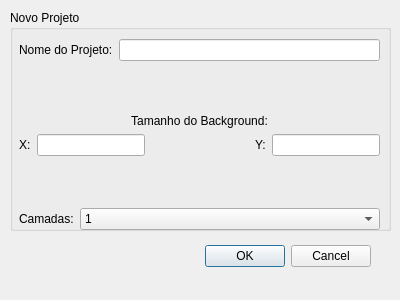
Above: BGTool/newprojectdialog.ui from renatolond/DsTools before the change. Below: the same form after it.
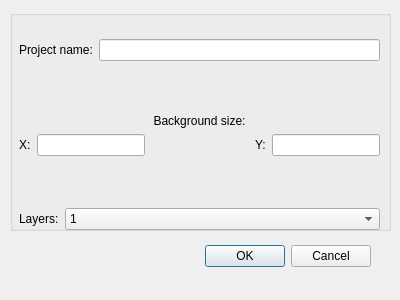
That is the form after the change.

```diff
--- a/BGTool/newprojectdialog.ui
+++ b/BGTool/newprojectdialog.ui
@@ -38,9 +38,6 @@
      <height>221</height>
     </rect>
    </property>
-   <property name="title">
-    <string>Novo Projeto</string>
-   </property>
    <widget class="QWidget" name="gridLayoutWidget">
     <property name="geometry">
      <rect>
@@ -56,7 +53,7 @@
        <item>
         <widget class="QLabel" name="lb_project_name">
          <property name="text">
-          <string>Nome do Projeto:</string>
+          <string>Project name:</string>
          </property>
         </widget>
        </item>
@@ -105,7 +102,7 @@
      <item row="2" column="0">
       <widget class="QLabel" name="lb_bg_size">
        <property name="text">
-        <string>Tamanho do Background:</string>
+        <string>Background size:</string>
        </property>
        <property name="alignment">
         <set>Qt::AlignCenter</set>
@@ -136,7 +133,7 @@
           </sizepolicy>
          </property>
          <property name="text">
-          <string>Camadas:</string>
+          <string>Layers:</string>
          </property>
         </widget>
        </item>
```
Left out of the diff: 2 changed lines with no effect on the pictures.
